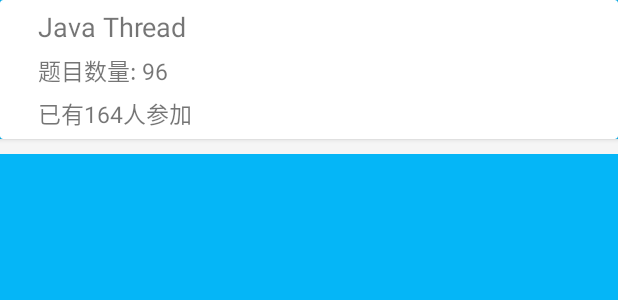
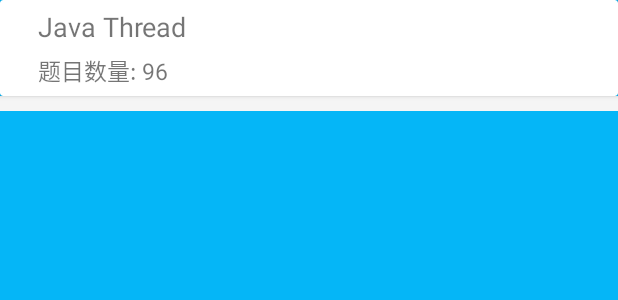
Before and after one commit to Homiss/EasyReciteApp, an Android app: the layout item_plan.xml on its own in the app's theme, with its tools: preview values and no code run, on a phone screen of 412 x 824 dp. Shown: the top 300 px of the screen. Run offline under Robolectric (Android 15) with nearby library versions, the phone set to English and light mode, and no system bars.

Commit message:
Fix 界面微调

```diff
--- a/app/src/main/res/layout/activity_web.xml
+++ b/app/src/main/res/layout/activity_web.xml
@@ -56,7 +56,7 @@
                         android:layout_width="match_parent"
                         android:layout_height="wrap_content"
                         android:gravity="right"
-                        android:text="答案调整？"
+                        android:text=""
                         android:textColor="@color/blue"
                         android:visibility="gone" />
                     <EditText
--- a/app/src/main/res/layout/item_plan.xml
+++ b/app/src/main/res/layout/item_plan.xml
@@ -37,18 +37,6 @@
                 android:layout_below="@+id/item_question_name"
                 />
 
-            <TextView
-                android:id="@+id/item_question_joinnum"
-                android:layout_width="wrap_content"
-                android:layout_height="wrap_content"
-                android:lineSpacingExtra="3dp"
-                android:layout_marginTop="5dp"
-                android:layout_marginLeft="20dp"
-                android:textSize="15sp"
-                android:text="已有164人参加"
-                android:layout_below="@+id/item_question_num"
-                />
-
         </RelativeLayout>
 
     </android.support.v7.widget.CardView>
```
